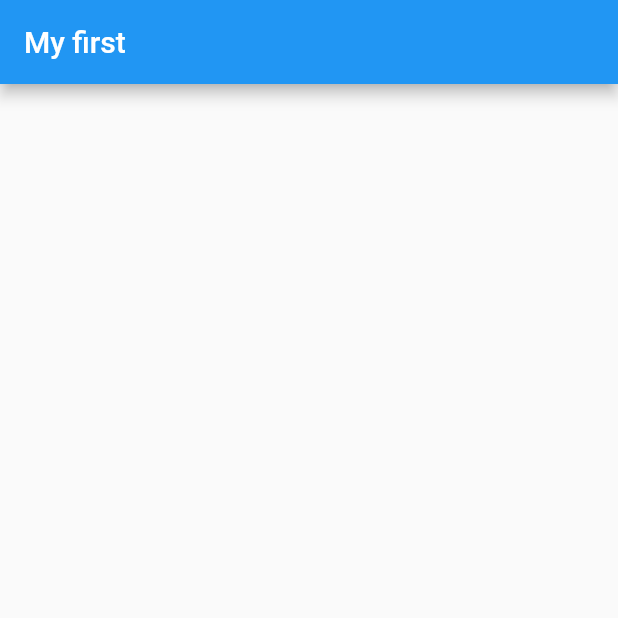
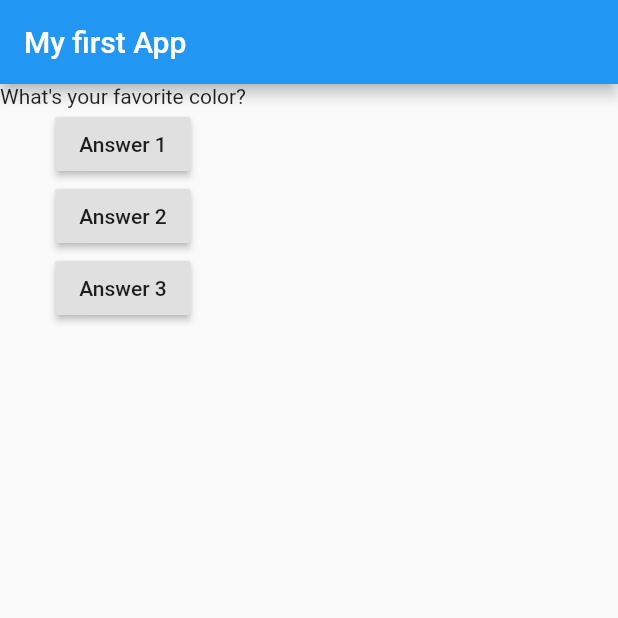
Before and after one commit to Pratikkshirsagar/quiz, a Flutter app: the screen it shows after launch, on a phone screen of 412 x 824 dp, the top half of it. Run offline on Flutter 3.47's test engine with Material 2 defaults, Android fonts, the phone set to English and light mode, and no system bars.

```diff
--- a/lib/main.dart
+++ b/lib/main.dart
@@ -1,17 +1,57 @@
 import 'package:flutter/material.dart';
+
+import './question.dart';
 
 void main() => runApp(MyApp());
 
-class MyApp extends StatelessWidget {
+class MyApp extends StatefulWidget {
+  @override
+  State<StatefulWidget> createState() {
+    return _MyAppState();
+  }
+}
+
+class _MyAppState extends State<MyApp> {
+  var _questionIndex = 0;
+
   @override
   Widget build(BuildContext context) {
+    var questions = [
+      'What\'s your favorite color?',
+      'What\'s your favorite animal'
+    ];
+
+    void _answerQuestion() {
+      setState(() {
+        _questionIndex = _questionIndex + 1;
+      });
+
+      print(_questionIndex);
+    }
+
     return MaterialApp(
       home: Scaffold(
         appBar: AppBar(
-          title: Text('My first'),
+          title: Text('My first App'),
         ),
         body: Column(
-          children: <Widget>[],
+          children: [
+            Question(
+              questions[_questionIndex],
+            ),
+            RaisedButton(
+              child: Text('Answer 1'),
+              onPressed: _answerQuestion,
+            ),
+            RaisedButton(
+              child: Text('Answer 2'),
+              onPressed: _answerQuestion,
+            ),
+            RaisedButton(
+              child: Text('Answer 3'),
+              onPressed: _answerQuestion,
+            ),
+          ],
         ),
       ),
     );
--- /dev/null
+++ b/lib/question.dart
@@ -0,0 +1,10 @@
+import 'package:flutter/material.dart';
+
+class Question extends StatelessWidget {
+  final String questionText;
+  Question(this.questionText);
+  @override
+  Widget build(BuildContext context) {
+    return Text(questionText);
+  }
+}
```
